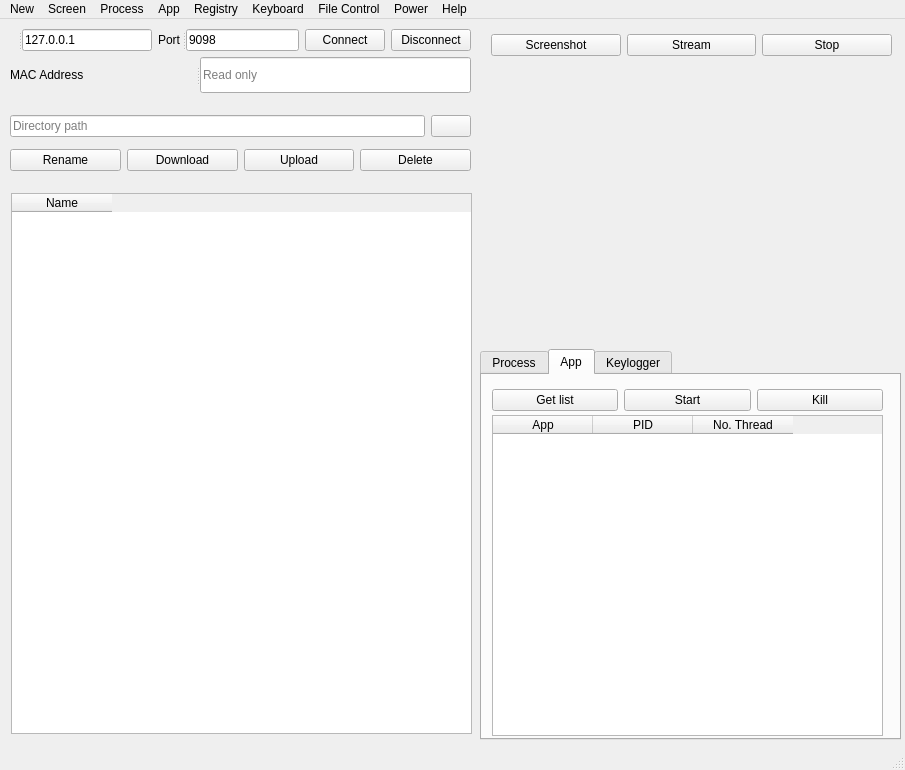
mdnam2410/hcmus-cn-socket, file app/client/ui/MainClient.ui: the form before one commit.
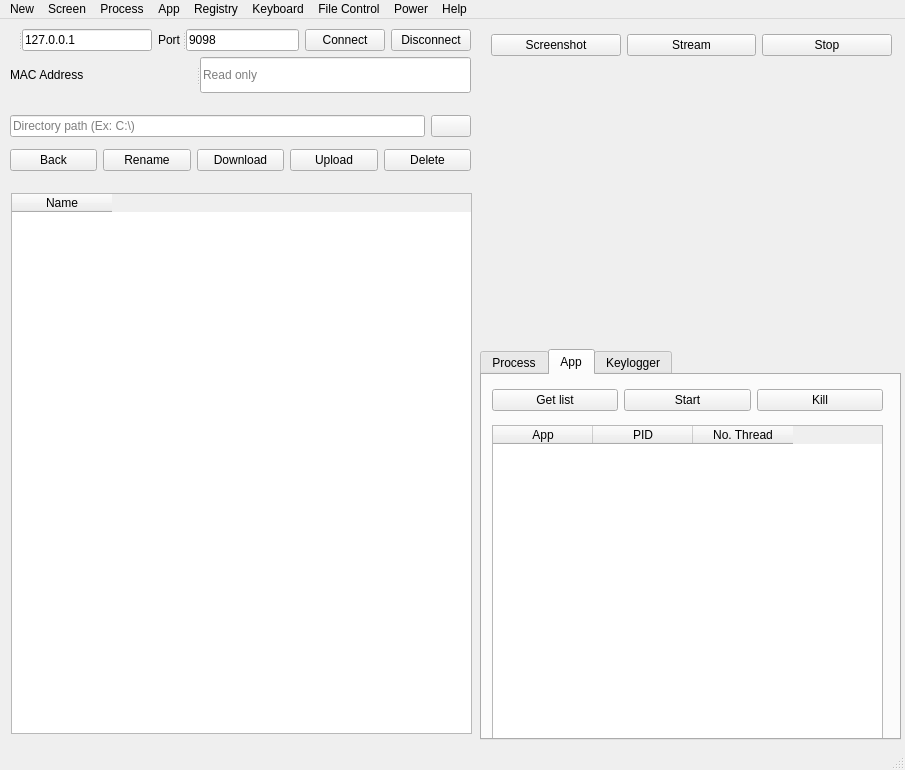
The form after the commit. The open tabs and pages were chosen to show the change. Icons and pictures are not drawn.

```diff
--- a/app/client/ui/MainClient.ui
+++ b/app/client/ui/MainClient.ui
@@ -125,7 +125,7 @@
       <property name="geometry">
        <rect>
         <x>10</x>
-        <y>40</y>
+        <y>50</y>
         <width>391</width>
         <height>321</height>
        </rect>
@@ -498,7 +498,7 @@
        <item>
         <widget class="QLineEdit" name="pathFile">
          <property name="placeholderText">
-          <string>Directory path</string>
+          <string>Directory path (Ex: C:\)</string>
          </property>
         </widget>
        </item>
@@ -517,6 +517,13 @@
      </item>
      <item>
       <layout class="QHBoxLayout" name="horizontalLayout_7">
+       <item>
+        <widget class="QPushButton" name="file_back_btn">
+         <property name="text">
+          <string>Back</string>
+         </property>
+        </widget>
+       </item>
        <item>
         <widget class="QPushButton" name="file_rename_btn">
          <property name="text">
```
Left out of the diff: 6 changed lines with no effect on the pictures.
